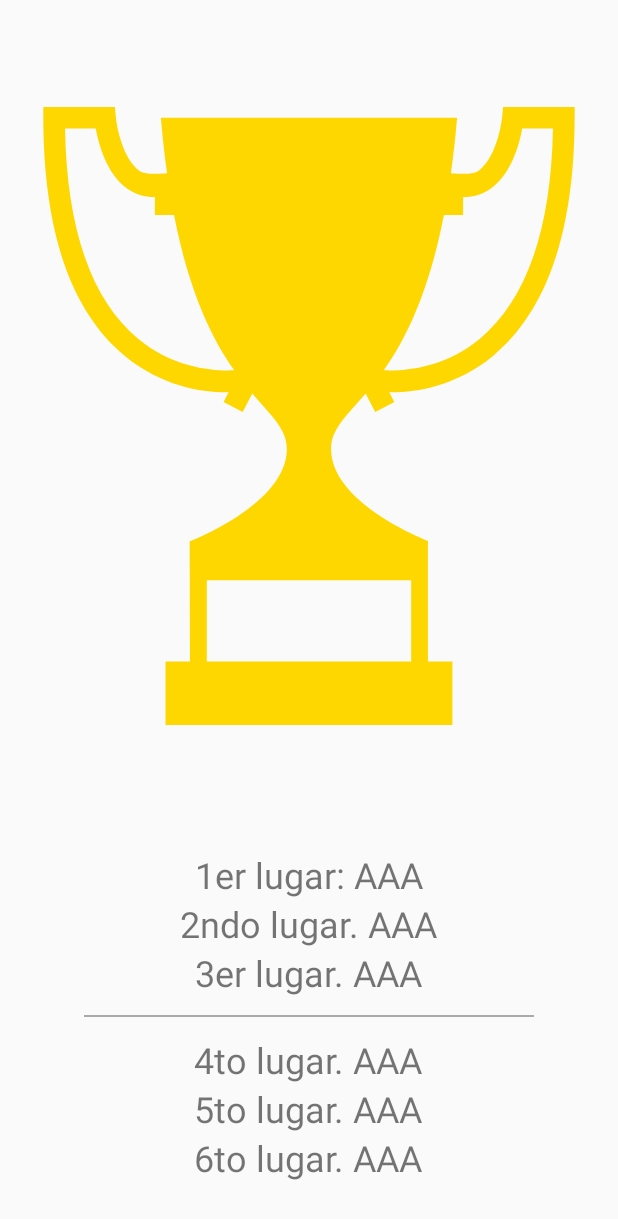
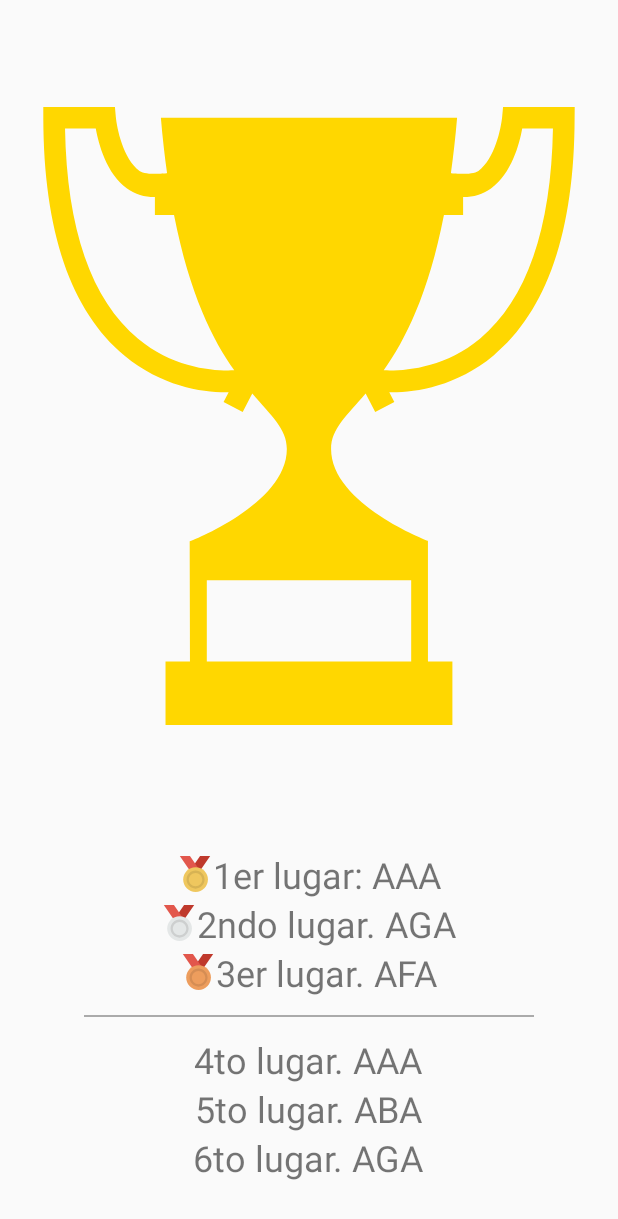
Before and after one commit to Kevintamayoa/FakePreguntados, an Android app: the TrofeosActivity screen opened directly, with no data from a screen before it, on a phone screen of 412 x 824 dp. Shown: the top 1219 px of the screen. Run offline under Robolectric (Android 15) with nearby library versions, the light colour scheme and no system bars.

Commit message:
Trabajando el trofeos activity

```diff
--- /dev/null
+++ b/app/src/main/java/com/example/fakepreguntado/BancoDeUsuarios.java
@@ -0,0 +1,37 @@
+package com.example.fakepreguntado;
+
+import java.util.ArrayList;
+import java.util.List;
+
+public class BancoDeUsuarios {
+    public List<Usuario> getAllUsers() {
+        List<Usuario> usuarios = new ArrayList<>();
+        usuarios.add(new Usuario(1,"AAA",89,false));
+        usuarios.add(new Usuario(2,"ABA",85,true));
+        usuarios.add(new Usuario(3,"ACA",65,false));
+        usuarios.add(new Usuario(4,"ADA",61,true));
+        usuarios.add(new Usuario(5,"AEA",68,true));
+        usuarios.add(new Usuario(6,"AFA",80,false));
+        usuarios.add(new Usuario(7,"AGA",84,false));
+        return usuarios;
+    }
+
+    public List<Usuario> getHonestUsers(){
+        List<Usuario> usuarios = new ArrayList<>();
+        for (Usuario aux : getAllUsers()){
+            if(!aux.getCheatStatus()){
+                usuarios.add(aux);
+            }
+        }
+        return usuarios;
+    }
+
+    public List<Usuario> getMixedUsers(Usuario u1, Usuario u2, Usuario u3){
+        List<Usuario> usuarios = new ArrayList<>();
+        usuarios.addAll(getAllUsers());
+        usuarios.remove(u1);
+        usuarios.remove(u2);
+        usuarios.remove(u3);
+        return usuarios;
+    }
+}
--- a/app/src/main/java/com/example/fakepreguntado/TrofeosActivity.java
+++ b/app/src/main/java/com/example/fakepreguntado/TrofeosActivity.java
@@ -1,5 +1,8 @@
 package com.example.fakepreguntado;
 
+import android.arch.lifecycle.ViewModelProvider;
+import android.arch.lifecycle.ViewModelProviders;
+import android.support.v7.app.AlertDialog;
 import android.support.v7.app.AppCompatActivity;
 import android.os.Bundle;
 import android.view.View;
@@ -7,7 +10,6 @@ import android.widget.ImageView;
 import android.widget.TextView;
 
 public class TrofeosActivity extends AppCompatActivity {
-
     ImageView endTrophy;
     TextView primerLugar;
     TextView segundoLugar;
@@ -16,6 +18,7 @@ public class TrofeosActivity extends AppCompatActivity {
     TextView quintoLugar;
     TextView sextoLugar;
 
+    TrofeosActivityModel trofeosActivityModel;
 
     @Override
     protected void onCreate(Bundle savedInstanceState) {
@@ -29,18 +32,20 @@ public class TrofeosActivity extends AppCompatActivity {
         cuartoLugar = findViewById(R.id.cuarto_lugar);
         quintoLugar = findViewById(R.id.quinto_lugar);
         sextoLugar = findViewById(R.id.sexto_lugar);
-    }
 
-    @Override
-    protected void onSaveInstanceState(Bundle outState) {
-        super.onSaveInstanceState(outState);
-    }
-    //Pendiente
-    public void ShowMyLatestScore(View v){
+        trofeosActivityModel = ViewModelProviders.of(this).get(TrofeosActivityModel.class);
+        trofeosActivityModel.loadHonestScores("ABB",70,false);
 
-    }
-    //Pendiente
-    public void ShowScore(View v){
+        //endTrophy.setImageTintList();
+        primerLugar.setText(primerLugar.getText()+trofeosActivityModel.highestHonestScores.get(0).getName());
+        segundoLugar.setText(segundoLugar.getText()+trofeosActivityModel.highestHonestScores.get(1).getName());
+        tercerLugar.setText(tercerLugar.getText()+trofeosActivityModel.highestHonestScores.get(2).getName());
 
+        trofeosActivityModel.loadMixedScores(trofeosActivityModel.highestHonestScores.get(0),
+                                             trofeosActivityModel.highestHonestScores.get(1),
+                                             trofeosActivityModel.highestHonestScores.get(2));
+        cuartoLugar.setText(cuartoLugar.getText()+trofeosActivityModel.highestMixedScores.get(0).getName());
+        quintoLugar.setText(quintoLugar.getText()+trofeosActivityModel.highestMixedScores.get(1).getName());
+        sextoLugar.setText(sextoLugar.getText()+trofeosActivityModel.highestMixedScores.get(2).getName());
     }
 }
--- /dev/null
+++ b/app/src/main/java/com/example/fakepreguntado/TrofeosActivityModel.java
@@ -0,0 +1,42 @@
+package com.example.fakepreguntado;
+
+import android.arch.lifecycle.ViewModel;
+
+import java.util.ArrayList;
+import java.util.Collections;
+import java.util.Comparator;
+import java.util.List;
+
+public class TrofeosActivityModel extends ViewModel {
+    public List<Usuario> highestHonestScores;
+    public List<Usuario> highestMixedScores;
+    public Usuario newUser;
+
+    public void loadHonestScores(String name, int points, boolean cheatState) {
+        if (highestHonestScores == null) {
+            BancoDeUsuarios bancoDeUsuarios = new BancoDeUsuarios();
+            newUser = new Usuario(bancoDeUsuarios.getAllUsers().size(), name, points, cheatState);
+            highestHonestScores = bancoDeUsuarios.getHonestUsers();
+            if (!cheatState){highestHonestScores.add(newUser);}
+            Collections.sort(highestHonestScores, new Comparator<Usuario>() {
+                @Override
+                public int compare(Usuario o1, Usuario o2) {
+                    return Integer.compare(o2.getPuntajeMax(),o1.getPuntajeMax());
+                }
+            });
+        }
+    }
+
+    public void loadMixedScores(Usuario u1, Usuario u2, Usuario u3){
+        if(highestMixedScores==null){
+            BancoDeUsuarios bancoDeUsuarios = new BancoDeUsuarios();
+            highestMixedScores = bancoDeUsuarios.getMixedUsers(u1,u2,u3);
+            Collections.sort(highestMixedScores, new Comparator<Usuario>() {
+                @Override
+                public int compare(Usuario o1, Usuario o2) {
+                    return Integer.compare(o2.getPuntajeMax(),o1.getPuntajeMax());
+                }
+            });
+        }
+    }
+}
--- a/app/src/main/java/com/example/fakepreguntado/Usuario.java
+++ b/app/src/main/java/com/example/fakepreguntado/Usuario.java
@@ -6,10 +6,10 @@ import java.util.List;
 public class Usuario {
     private int id;
     private String name;
-    private double puntajeMax;
+    private int puntajeMax;
     private boolean cheat;
 
-    public Usuario(int id, String name, double puntajeMax, boolean cheat) {
+    public Usuario(int id, String name, int puntajeMax, boolean cheat) {
         this.id = id;
         this.name = name;
         this.puntajeMax = puntajeMax;
@@ -18,15 +18,16 @@ public class Usuario {
 
     public int getUserId(){return id;}
 
+    public void setUserId(String name){this.name=name;}
+
     public String getName(){return name;}
 
-    public double getPuntajeMax(){return puntajeMax;}
+    public int getPuntajeMax(){return puntajeMax;}
 
-    public void setPuntajeMax(double puntaje){puntajeMax=puntaje;}
+    public void setPuntajeMax(int puntaje){puntajeMax=puntaje;}
 
     public void setCheatingStatus(){cheat = true;}
 
     public boolean getCheatStatus(){return cheat;}
-    public static List<Usuario> Usuarios=new ArrayList<Usuario>();
 
 }
--- /dev/null
+++ b/app/src/main/res/drawable/ic_bronze_medal_24.xml
@@ -0,0 +1,7 @@
+<vector android:height="24dp" android:viewportHeight="300.439"
+    android:viewportWidth="300.439" android:width="24dp" xmlns:android="http://schemas.android.com/apk/res/android">
+    <path android:fillColor="#BF392C" android:pathData="M276.967,0h-84.498L70.415,178.385h84.498L276.967,0z"/>
+    <path android:fillColor="#E2574C" android:pathData="M23.472,0h84.498l122.053,178.385h-84.498L23.472,0z"/>
+    <path android:fillColor="#ED9D5D" android:pathData="M154.914,93.887c57.271,0 103.276,46.005 103.276,103.276s-46.005,103.276 -103.276,103.276S51.638,254.434 51.638,197.163S97.643,93.887 154.914,93.887z"/>
+    <path android:fillColor="#D58D54" android:pathData="M154.914,122.053c-41.31,0 -75.11,33.799 -75.11,75.11s33.799,75.11 75.11,75.11s75.11,-33.799 75.11,-75.11S196.224,122.053 154.914,122.053zM154.914,253.495c-30.983,0 -56.332,-25.35 -56.332,-56.332s25.35,-56.332 56.332,-56.332s56.332,25.35 56.332,56.332S185.896,253.495 154.914,253.495z"/>
+</vector>
--- /dev/null
+++ b/app/src/main/res/drawable/ic_gold_medal_24.xml
@@ -0,0 +1,7 @@
+<vector android:height="24dp" android:viewportHeight="300.439"
+    android:viewportWidth="300.439" android:width="24dp" xmlns:android="http://schemas.android.com/apk/res/android">
+    <path android:fillColor="#BF392C" android:pathData="M276.967,0h-84.498L70.415,178.385h84.498L276.967,0z"/>
+    <path android:fillColor="#E2574C" android:pathData="M23.472,0h84.498l122.053,178.385h-84.498L23.472,0z"/>
+    <path android:fillColor="#EFC75E" android:pathData="M154.914,93.887c57.271,0 103.276,46.005 103.276,103.276s-46.005,103.276 -103.276,103.276S51.638,254.434 51.638,197.163S97.643,93.887 154.914,93.887z"/>
+    <path android:fillColor="#D7B354" android:pathData="M154.914,122.053c-41.31,0 -75.11,33.799 -75.11,75.11s33.799,75.11 75.11,75.11s75.11,-33.799 75.11,-75.11S196.224,122.053 154.914,122.053zM154.914,253.495c-30.983,0 -56.332,-25.35 -56.332,-56.332s25.35,-56.332 56.332,-56.332s56.332,25.35 56.332,56.332S185.896,253.495 154.914,253.495z"/>
+</vector>
--- /dev/null
+++ b/app/src/main/res/drawable/ic_silver_medal_24.xml
@@ -0,0 +1,7 @@
+<vector android:height="24dp" android:viewportHeight="300.439"
+    android:viewportWidth="300.439" android:width="24dp" xmlns:android="http://schemas.android.com/apk/res/android">
+    <path android:fillColor="#BF392C" android:pathData="M276.967,0h-84.498L70.415,178.385h84.498L276.967,0z"/>
+    <path android:fillColor="#E2574C" android:pathData="M23.472,0h84.498l122.053,178.385h-84.498L23.472,0z"/>
+    <path android:fillColor="#E4E7E7" android:pathData="M154.914,93.887c57.271,0 103.276,46.005 103.276,103.276s-46.005,103.276 -103.276,103.276S51.638,254.434 51.638,197.163S97.643,93.887 154.914,93.887z"/>
+    <path android:fillColor="#CDCFCF" android:pathData="M154.914,122.053c-41.31,0 -75.11,33.799 -75.11,75.11s33.799,75.11 75.11,75.11s75.11,-33.799 75.11,-75.11S196.224,122.053 154.914,122.053zM154.914,253.495c-30.983,0 -56.332,-25.35 -56.332,-56.332s25.35,-56.332 56.332,-56.332s56.332,25.35 56.332,56.332S185.896,253.495 154.914,253.495z"/>
+</vector>
--- a/app/src/main/res/drawable/ic_silver_medal_icon.xml
+++ /dev/null
@@ -1,7 +0,0 @@
-<vector android:height="24dp" android:viewportHeight="16"
-    android:viewportWidth="16" android:width="24dp" xmlns:android="http://schemas.android.com/apk/res/android">
-    <path android:fillColor="#c0c0c0"
-        android:pathData="M8,8m-7.5,0a7.5,7.5 0,1 1,15 0a7.5,7.5 0,1 1,-15 0"
-        android:strokeColor="#888" android:strokeWidth="1"/>
-    <path android:fillColor="#FF000000" android:pathData="M10.65,10.55v1.4h-5.3c0.06,-0.53 0.23,-1.03 0.52,-1.5 0.29,-0.48 0.85,-1.1 1.7,-1.9 0.68,-0.63 1.1,-1.05 1.25,-1.28 0.2,-0.31 0.31,-0.62 0.31,-0.92 0,-0.34 -0.09,-0.6 -0.27,-0.78a1.01,1.01 0,0 0,-0.75 -0.27,1 1,0 0,0 -0.75,0.28c-0.19,0.2 -0.3,0.5 -0.32,0.95l-1.5,-0.15c0.08,-0.83 0.36,-1.43 0.84,-1.8a2.83,2.83 0,0 1,1.77 -0.53c0.77,0 1.39,0.2 1.83,0.63 0.44,0.41 0.67,0.94 0.67,1.56 0,0.35 -0.07,0.69 -0.2,1.01 -0.12,0.32 -0.32,0.66 -0.6,1 -0.18,0.24 -0.51,0.58 -0.99,1.01 -0.47,0.44 -0.78,0.73 -0.9,0.87a2.6,2.6 0,0 0,-0.31 0.42z"/>
-</vector>
--- a/app/src/main/res/layout-land/activity_trophies.xml
+++ b/app/src/main/res/layout-land/activity_trophies.xml
@@ -12,7 +12,8 @@
         android:layout_width="wrap_content"
         android:layout_height="match_parent"
         android:layout_gravity="center"
-        android:layout_weight="2"
+        android:layout_weight="3"
+        android:layout_marginStart="48dp"
         android:contentDescription="@string/img_trophies"
         android:tint="#FFD700"/>
 
@@ -23,27 +24,30 @@
         android:layout_weight="1"
         android:orientation="vertical">
         <TextView
+            android:drawableStart="@drawable/ic_gold_medal_24"
             android:id="@+id/primer_lugar"
             android:layout_width="wrap_content"
             android:layout_height="wrap_content"
             android:layout_gravity="center"
-            android:text="1er lugar. AAA"
+            android:text="1er lugar. "
             android:textSize="24sp" />
 
         <TextView
+            android:drawableStart="@drawable/ic_silver_medal_24"
             android:id="@+id/segundo_lugar"
             android:layout_width="wrap_content"
             android:layout_height="wrap_content"
             android:layout_gravity="center"
-            android:text="2do lugar. AAA"
+            android:text="2do lugar. "
             android:textSize="24sp" />
 
         <TextView
+            android:drawableStart="@drawable/ic_bronze_medal_24"
             android:id="@+id/tercer_lugar"
             android:layout_width="wrap_content"
             android:layout_height="wrap_content"
             android:layout_gravity="center"
-            android:text="3er lugar. AAA"
+            android:text="3er lugar. "
             android:textSize="24sp" />
         <Space
             android:layout_width="wrap_content"
@@ -61,7 +65,7 @@
             android:layout_width="wrap_content"
             android:layout_height="wrap_content"
             android:layout_gravity="center"
-            android:text="4to lugar. AAA"
+            android:text="4to lugar. "
             android:textSize="24sp" />
 
         <TextView
@@ -69,7 +73,7 @@
             android:layout_width="wrap_content"
             android:layout_height="wrap_content"
             android:layout_gravity="center"
-            android:text="5to lugar. AAA"
+            android:text="5to lugar. "
             android:textSize="24sp" />
 
         <TextView
@@ -77,7 +81,7 @@
             android:layout_width="wrap_content"
             android:layout_height="wrap_content"
             android:layout_gravity="center"
-            android:text="6to lugar. AAA"
+            android:text="6to lugar. "
             android:textSize="24sp" />
 
     </LinearLayout>
--- a/app/src/main/res/layout/activity_trophies.xml
+++ b/app/src/main/res/layout/activity_trophies.xml
@@ -30,28 +30,31 @@
             android:orientation="vertical">
 
             <TextView
+                android:drawableStart="@drawable/ic_gold_medal_24"
                 android:id="@+id/primer_lugar"
                 android:layout_width="wrap_content"
                 android:layout_height="wrap_content"
                 android:layout_gravity="center"
                 android:gravity="center"
-                android:text="1er lugar: AAA"
+                android:text="1er lugar: "
                 android:textSize="24sp" />
 
             <TextView
+                android:drawableStart="@drawable/ic_silver_medal_24"
                 android:id="@+id/segundo_lugar"
                 android:layout_width="wrap_content"
                 android:layout_height="wrap_content"
                 android:layout_gravity="center"
-                android:text="2ndo lugar. AAA"
+                android:text="2ndo lugar. "
                 android:textSize="24sp" />
 
             <TextView
+                android:drawableStart="@drawable/ic_bronze_medal_24"
                 android:id="@+id/tercer_lugar"
                 android:layout_width="wrap_content"
                 android:layout_height="wrap_content"
                 android:layout_gravity="center"
-                android:text="3er lugar. AAA"
+                android:text="3er lugar. "
                 android:textSize="24sp" />
             <Space
                 android:layout_width="wrap_content"
@@ -69,7 +72,7 @@
                 android:layout_width="wrap_content"
                 android:layout_height="wrap_content"
                 android:layout_gravity="center"
-                android:text="4to lugar. AAA"
+                android:text="4to lugar. "
                 android:textSize="24sp" />
 
             <TextView
@@ -77,7 +80,7 @@
                 android:layout_width="wrap_content"
                 android:layout_height="wrap_content"
                 android:layout_gravity="center"
-                android:text="5to lugar. AAA"
+                android:text="5to lugar. "
                 android:textSize="24sp" />
 
             <TextView
@@ -85,7 +88,7 @@
                 android:layout_width="wrap_content"
                 android:layout_height="wrap_content"
                 android:layout_gravity="center"
-                android:text="6to lugar. AAA"
+                android:text="6to lugar. "
                 android:textSize="24sp" />
         </LinearLayout>
 
```
